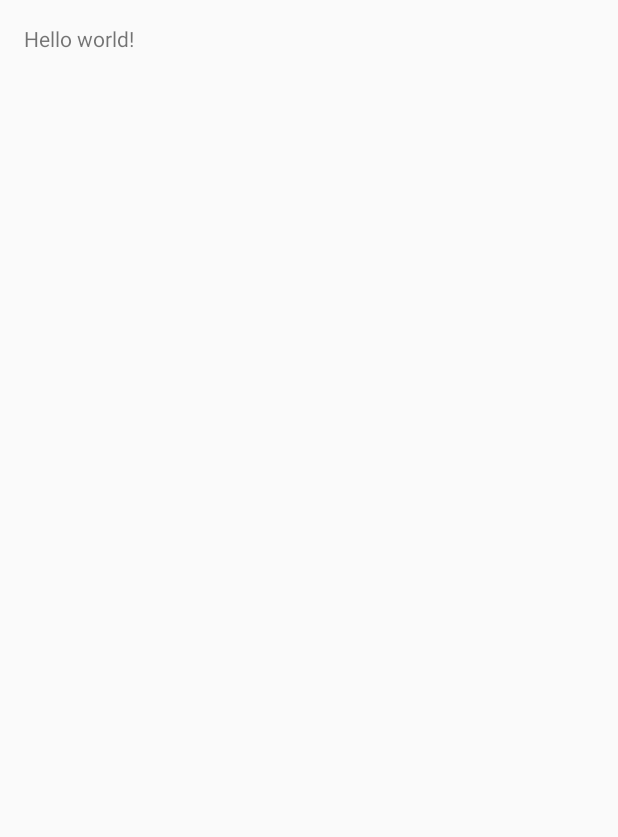
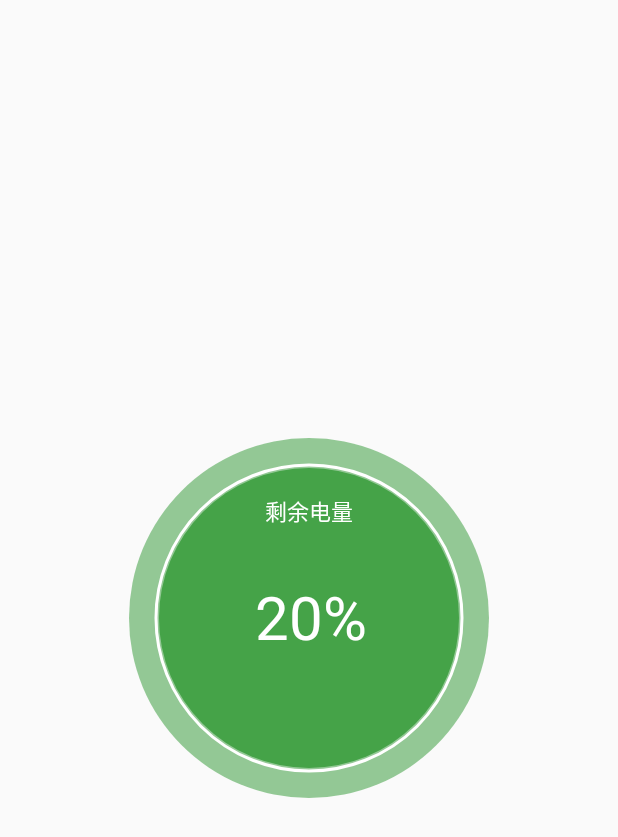
Before and after one commit to wangjia55/AndroidWaveView, an Android app: the screen it shows after launch (MainActivity), on a phone screen of 412 x 824 dp. Before the commit the part shown is almost empty. Shown: the top 837 px of the screen. Run offline under Robolectric (Android 15) with nearby library versions, the phone set to English and light mode, and no system bars.

Commit message:
完成了外层UI的效果显示

```diff
--- /dev/null
+++ b/app/src/main/java/com/jacob/waveview/WaterWaveView.java
@@ -0,0 +1,168 @@
+package com.jacob.waveview;
+
+import android.content.Context;
+import android.graphics.Canvas;
+import android.graphics.Color;
+import android.graphics.Paint;
+import android.graphics.Rect;
+import android.util.AttributeSet;
+import android.util.TypedValue;
+import android.view.View;
+
+/**
+ * Package : com.jacob.waveview
+ * Author : jacob
+ * Date : 15-3-30
+ * Description : 这个类是用来xxx
+ */
+public class WaterWaveView extends View {
+
+    //默认内环半径100dp
+    private int mRadius = dpToPx(100);
+
+    //外环的宽度
+    private int mStrokeWidth = dpToPx(20);
+
+    private Paint mPaintOutCircle;
+    private Paint mPaintBorderCircle;
+    private Paint mPaintInnerCircle;
+    private Paint mPaintText;
+    private Paint mPaintTextTips;
+    private Paint mPaintWater;
+
+    /**
+     * 当前进度，或者百分比
+     */
+    private int progress = 20;
+
+    /**
+     * 中心文字的范围大小
+     */
+    private Rect mRectProgress = new Rect();
+
+    private Rect mRectTips = new Rect();
+
+    private String mTipString = "剩余电量";
+
+    /**
+     * View中心点的坐标
+     */
+    private int mCenterXY;
+
+    public WaterWaveView(Context context) {
+        this(context, null);
+    }
+
+    public WaterWaveView(Context context, AttributeSet attrs) {
+        this(context, attrs, 0);
+    }
+
+    public WaterWaveView(Context context, AttributeSet attrs, int defStyleAttr) {
+        super(context, attrs, defStyleAttr);
+        initView();
+    }
+
+    private void initView() {
+        mPaintOutCircle = new Paint(Paint.ANTI_ALIAS_FLAG);
+        mPaintOutCircle.setDither(true);
+        mPaintOutCircle.setColor(Color.parseColor("#8F45A348"));
+        mPaintOutCircle.setStyle(Paint.Style.FILL);
+
+        mPaintBorderCircle = new Paint(Paint.ANTI_ALIAS_FLAG);
+        mPaintBorderCircle.setDither(true);
+        mPaintBorderCircle.setColor(Color.parseColor("#FFFFFF"));
+        mPaintBorderCircle.setStyle(Paint.Style.STROKE);
+        mPaintBorderCircle.setStrokeWidth(dpToPx(2));
+
+        mPaintInnerCircle = new Paint(Paint.ANTI_ALIAS_FLAG);
+        mPaintInnerCircle.setDither(true);
+        mPaintInnerCircle.setColor(Color.parseColor("#FF45A348"));
+        mPaintInnerCircle.setStyle(Paint.Style.FILL);
+
+        mPaintText = new Paint(Paint.ANTI_ALIAS_FLAG);
+        mPaintText.setDither(true);
+        mPaintText.setColor(Color.parseColor("#FFFFFF"));
+        mPaintText.setTextSize(spToPx(40));
+
+        mPaintTextTips = new Paint(Paint.ANTI_ALIAS_FLAG);
+        mPaintTextTips.setDither(true);
+        mPaintTextTips.setColor(Color.parseColor("#FFFFFF"));
+        mPaintTextTips.setTextSize(spToPx(15));
+        mPaintTextTips.getTextBounds(mTipString,0,mTipString.length(),mRectTips);
+
+        mPaintWater = new Paint(Paint.ANTI_ALIAS_FLAG);
+        mPaintWater.setDither(true);
+        mPaintWater.setColor(Color.parseColor("#7F45A348"));
+        mPaintWater.setStyle(Paint.Style.FILL);
+
+
+    }
+
+    /**
+     * 布局最好是一个正方形，绘制的区域将在屏幕的中心位置
+     */
+    @Override
+    protected void onMeasure(int widthMeasureSpec, int heightMeasureSpec) {
+        super.onMeasure(widthMeasureSpec, heightMeasureSpec);
+        int width, height;
+
+        int widthSize = MeasureSpec.getSize(widthMeasureSpec);
+        int widthMode = MeasureSpec.getMode(widthMeasureSpec);
+
+        if (widthMode == MeasureSpec.EXACTLY) {
+            width = widthSize;
+        } else {
+            width = mRadius * 2 + mStrokeWidth * 2;
+        }
+
+        int heightSize = MeasureSpec.getSize(heightMeasureSpec);
+        int heightMode = MeasureSpec.getMode(heightMeasureSpec);
+
+        if (heightMode == MeasureSpec.EXACTLY) {
+            height = heightSize;
+        } else {
+            height = mRadius * 2 + mStrokeWidth * 2;
+        }
+
+        int size = Math.min(width, height);
+        setMeasuredDimension(size, size);
+
+        mCenterXY = size / 2;
+
+        if (mCenterXY <= mRadius + mStrokeWidth) {
+            mRadius = mCenterXY - mStrokeWidth;
+        }
+
+    }
+
+    @Override
+    protected void onDraw(Canvas canvas) {
+//        super.onDraw(canvas);
+        //绘制最底层的外环
+        canvas.drawCircle(mCenterXY, mCenterXY, mCenterXY, mPaintOutCircle);
+
+        //绘制中间的边界的元环
+        canvas.drawCircle(mCenterXY, mCenterXY, mRadius + dpToPx(2), mPaintBorderCircle);
+
+        //绘制内圆
+        canvas.drawCircle(mCenterXY, mCenterXY, mRadius, mPaintInnerCircle);
+
+        //绘制中心的文字
+        String text = progress + "%";
+        mPaintText.getTextBounds(text, 0, text.length(), mRectProgress);
+        canvas.drawText(text, (getWidth() - mRectProgress.width()) / 2, (getHeight() + mRectProgress.height()) / 2, mPaintText);
+
+        //绘制tips的文字
+        canvas.drawText(mTipString,(getWidth() - mRectTips.width()) / 2, (getHeight()/3 + mRectProgress.height()) / 2, mPaintTextTips);
+
+    }
+
+    private int dpToPx(int dp) {
+        return (int) TypedValue.applyDimension(TypedValue.COMPLEX_UNIT_DIP, dp, getResources().getDisplayMetrics());
+    }
+
+    private int spToPx(int sp) {
+        return (int) TypedValue.applyDimension(TypedValue.COMPLEX_UNIT_SP, sp, getResources().getDisplayMetrics());
+    }
+
+}
--- a/app/src/main/res/layout/activity_main.xml
+++ b/app/src/main/res/layout/activity_main.xml
@@ -2,15 +2,13 @@
                 xmlns:tools="http://schemas.android.com/tools"
                 android:layout_width="match_parent"
                 android:layout_height="match_parent"
-                android:paddingLeft="@dimen/activity_horizontal_margin"
-                android:paddingRight="@dimen/activity_horizontal_margin"
-                android:paddingTop="@dimen/activity_vertical_margin"
-                android:paddingBottom="@dimen/activity_vertical_margin"
                 tools:context=".MainActivity">
 
-    <TextView
-        android:text="@string/hello_world"
+
+    <com.jacob.waveview.WaterWaveView
         android:layout_width="wrap_content"
-        android:layout_height="wrap_content"/>
+        android:layout_height="wrap_content"
+        android:layout_centerInParent="true"/>
+
 
 </RelativeLayout>
```
Also changed, not shown: 1 other file.
